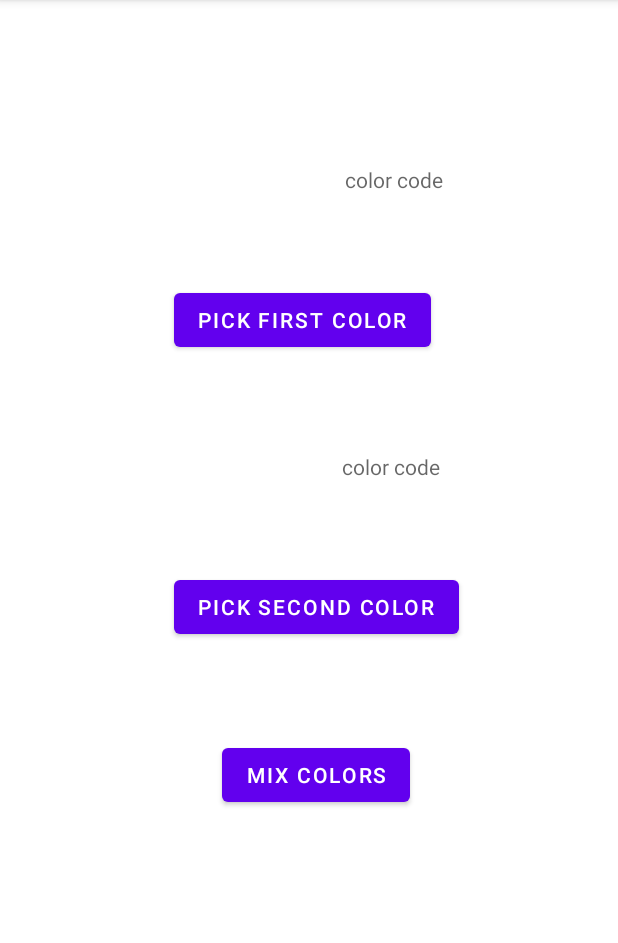
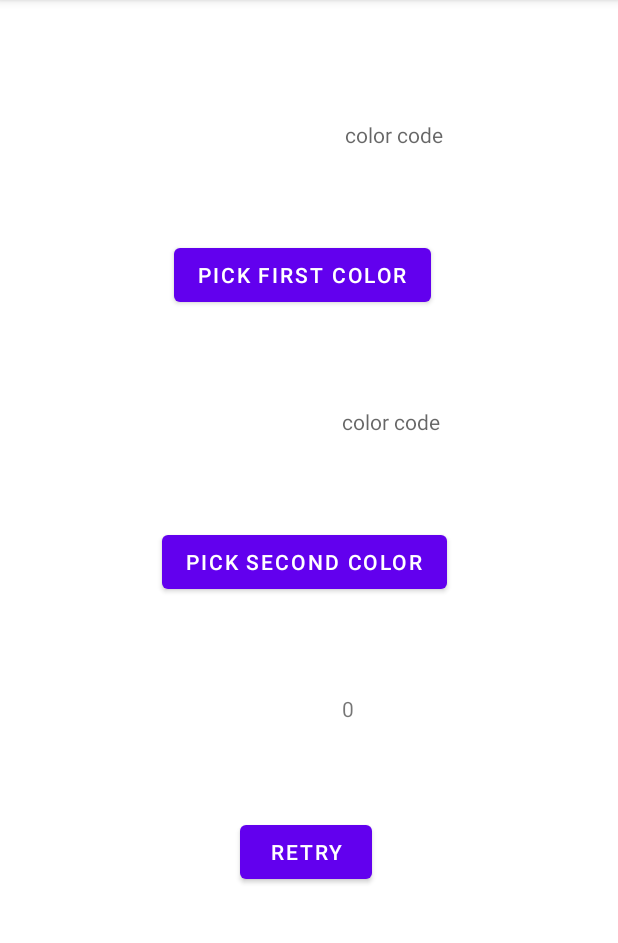
Before and after one commit to Nithish87/Color-Mixer-App, an Android app: the MainActivity screen opened directly, with no data from a screen before it, after a tap on "MIX COLORS", on a phone screen of 412 x 824 dp, the part 84-1027 px from its top. Run offline under Robolectric (Android 15) with nearby library versions, the phone set to English and light mode, and no system bars; our stand-ins replace Firebase (no records; nobody signed in at launch, a user with empty details on screens opened directly); libraries missing offline, so code that uses them is left out: top.defaults.colorpicker.

Commit message:
Added Retry button

```diff
--- a/app/src/main/java/com/example/colormixerapp/MainActivity.java
+++ b/app/src/main/java/com/example/colormixerapp/MainActivity.java
@@ -18,6 +18,9 @@ public class MainActivity extends AppCompatActivity {
     TextView colorBox1,colorBox2,colorCode1,colorCode2;
     Button firstColor,secondColor,mix;
 
+    TextView resultColorBox,resultColorCode;
+    Button retryButton;
+
     String displayColor;
     int color1,color2;
 
@@ -34,6 +37,10 @@ public class MainActivity extends AppCompatActivity {
         firstColor=(Button) findViewById(R.id.firstColor);
         secondColor=(Button) findViewById(R.id.secondColor);
         mix=(Button) findViewById(R.id.mix);
+
+        resultColorBox=(TextView) findViewById(R.id.resultColorBox);
+        resultColorCode=(TextView) findViewById(R.id.resultColorCode);
+        retryButton=(Button) findViewById(R.id.retryButton);
 
         firstColor.setOnClickListener(new View.OnClickListener() {
             @Override
@@ -90,6 +97,29 @@ public class MainActivity extends AppCompatActivity {
             public void onClick(View v) {
                 int resultColor = ColorUtils.blendARGB(color1, color2, 0.5F);
                 System.out.println(Integer.toHexString(resultColor));
+                resultColorBox.setBackgroundColor(resultColor);
+                resultColorCode.setText(String.valueOf(Integer.toHexString(resultColor)));
+
+                mix.setVisibility(View.INVISIBLE);
+                resultColorBox.setVisibility(View.VISIBLE);
+                resultColorCode.setVisibility(View.VISIBLE);
+                retryButton.setVisibility(View.VISIBLE);
+            }
+        });
+
+        retryButton.setOnClickListener(new View.OnClickListener() {
+            @Override
+            public void onClick(View v) {
+                mix.setVisibility(View.VISIBLE);
+                resultColorBox.setVisibility(View.INVISIBLE);
+                resultColorCode.setVisibility(View.INVISIBLE);
+                retryButton.setVisibility(View.INVISIBLE);
+
+                colorCode1.setText("");
+                colorBox1.setBackgroundColor(Color.WHITE);
+
+                colorCode2.setText("");
+                colorBox2.setBackgroundColor(Color.WHITE);
             }
         });
     }
--- a/app/src/main/res/layout/activity_main.xml
+++ b/app/src/main/res/layout/activity_main.xml
@@ -11,7 +11,7 @@
         android:layout_width="120dp"
         android:layout_height="33dp"
         android:layout_marginStart="46dp"
-        android:layout_marginTop="110dp"
+        android:layout_marginTop="80dp"
         app:layout_constraintStart_toStartOf="parent"
         app:layout_constraintTop_toTopOf="parent" />
 
@@ -49,7 +49,7 @@
         android:layout_width="120dp"
         android:layout_height="33dp"
         android:layout_marginStart="64dp"
-        android:layout_marginTop="110dp"
+        android:layout_marginTop="80dp"
         android:hint="color code"
         app:layout_constraintStart_toEndOf="@+id/colorBox1"
         app:layout_constraintTop_toTopOf="parent" />
@@ -58,7 +58,7 @@
         android:id="@+id/secondColor"
         android:layout_width="wrap_content"
         android:layout_height="wrap_content"
-        android:layout_marginStart="116dp"
+        android:layout_marginStart="108dp"
         android:layout_marginTop="46dp"
         android:text="Pick second color"
         app:layout_constraintStart_toStartOf="parent"
@@ -68,10 +68,41 @@
         android:id="@+id/mix"
         android:layout_width="wrap_content"
         android:layout_height="wrap_content"
-        android:layout_marginStart="148dp"
-        android:layout_marginTop="64dp"
+        android:layout_marginStart="142dp"
+        android:layout_marginTop="50dp"
         android:text="Mix Colors"
         app:layout_constraintStart_toStartOf="parent"
         app:layout_constraintTop_toBottomOf="@+id/secondColor" />
 
+    <TextView
+        android:id="@+id/resultColorBox"
+        android:layout_width="120dp"
+        android:layout_height="33dp"
+        android:layout_marginStart="44dp"
+        android:layout_marginTop="66dp"
+        android:visibility="invisible"
+        app:layout_constraintStart_toStartOf="parent"
+        app:layout_constraintTop_toBottomOf="@+id/secondColor" />
+
+    <TextView
+        android:id="@+id/resultColorCode"
+        android:layout_width="120dp"
+        android:layout_height="33dp"
+        android:layout_marginStart="64dp"
+        android:layout_marginTop="64dp"
+        android:visibility="invisible"
+        app:layout_constraintStart_toEndOf="@+id/resultColorBox"
+        app:layout_constraintTop_toBottomOf="@+id/secondColor" />
+
+    <Button
+        android:id="@+id/retryButton"
+        android:layout_width="wrap_content"
+        android:layout_height="wrap_content"
+        android:layout_marginStart="160dp"
+        android:layout_marginTop="46dp"
+        android:text="Retry"
+        android:visibility="invisible"
+        app:layout_constraintStart_toStartOf="parent"
+        app:layout_constraintTop_toBottomOf="@+id/resultColorBox" />
+
 </androidx.constraintlayout.widget.ConstraintLayout>
```
